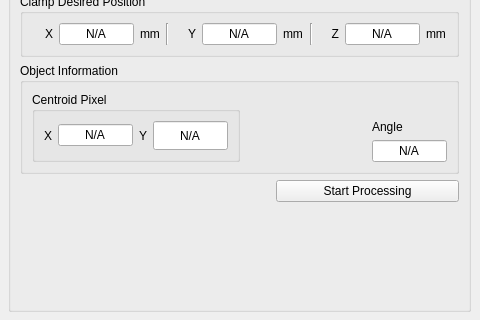
First picture: the form in mainwindow.ui, repository MiguelFerrerF/robotArmApp, before the edit; both pictures show x 733 to 1213 and y 580 to 900 of the 1213 by 900 pixel window.
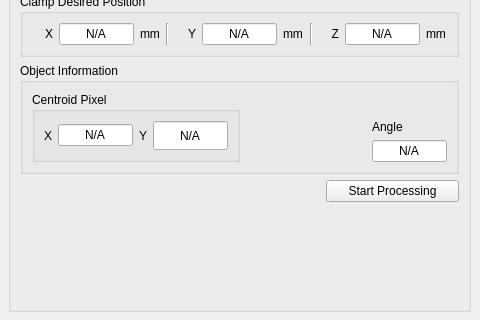
Second picture: the form after the edit.

Commit message:
Updates build configuration, robot logic, and UI functionality
Reorganizes CMake configuration parameters for clarity and consistency.
Comments out error signaling in RobotHandler for out-of-reach target points.
Adjusts angle calculation logic in VideoProcessingDialog to include an offset.
Expands angle validation range in MainWindow and adds visual feedback for button actions with a reset timer.
Repositions and modifies UI elements in the layout for improved usability.

Diff of the .ui file:
```diff
--- a/mainwindow.ui
+++ b/mainwindow.ui
@@ -933,32 +933,32 @@
          </layout>
         </widget>
        </item>
-       <item row="7" column="0">
+       <item row="6" column="1">
+        <widget class="QPushButton" name="pushButtonStartProcessing">
+         <property name="text">
+          <string>Start Processing</string>
+         </property>
+         <property name="checkable">
+          <bool>true</bool>
+         </property>
+        </widget>
+       </item>
+       <item row="6" column="0">
         <spacer name="horizontalSpacer_2">
          <property name="orientation">
           <enum>Qt::Orientation::Horizontal</enum>
          </property>
          <property name="sizeType">
-          <enum>QSizePolicy::Policy::Preferred</enum>
+          <enum>QSizePolicy::Policy::Maximum</enum>
          </property>
          <property name="sizeHint" stdset="0">
           <size>
-           <width>250</width>
+           <width>300</width>
            <height>20</height>
           </size>
          </property>
         </spacer>
        </item>
-       <item row="7" column="1">
-        <widget class="QPushButton" name="pushButtonStartProcessing">
-         <property name="text">
-          <string>Start Processing</string>
-         </property>
-         <property name="checkable">
-          <bool>true</bool>
-         </property>
-        </widget>
-       </item>
       </layout>
      </widget>
     </item>
```
The commit also changes 4 other files.
